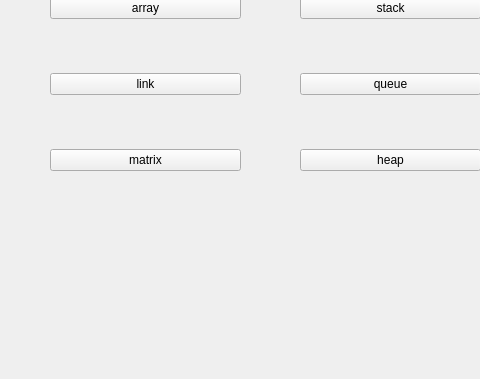
Dreamerryao/CPlusPlus-Project, file DSVis/WINDOW/model1_main.ui: the form before one commit; both pictures show x 0 to 480 and y 221 to 600 of the 800 by 600 pixel window.
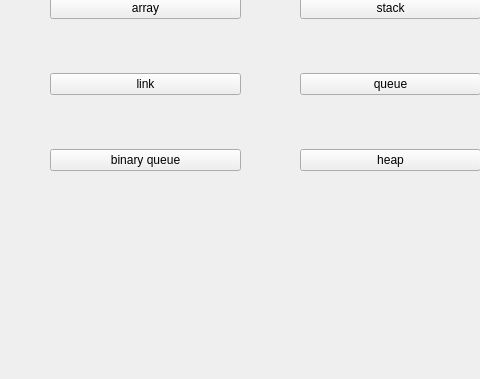
The form after the commit.

Commit message: add queue view and change button with model

Patch:
```diff
--- a/DSVis/WINDOW/model1_main.ui
+++ b/DSVis/WINDOW/model1_main.ui
@@ -41,7 +41,7 @@
      <item row="3" column="0">
       <widget class="QPushButton" name="pushButton_3">
        <property name="text">
-        <string>matrix</string>
+        <string>binary queue</string>
        </property>
       </widget>
      </item>
```
The commit also changes 5 other files.
